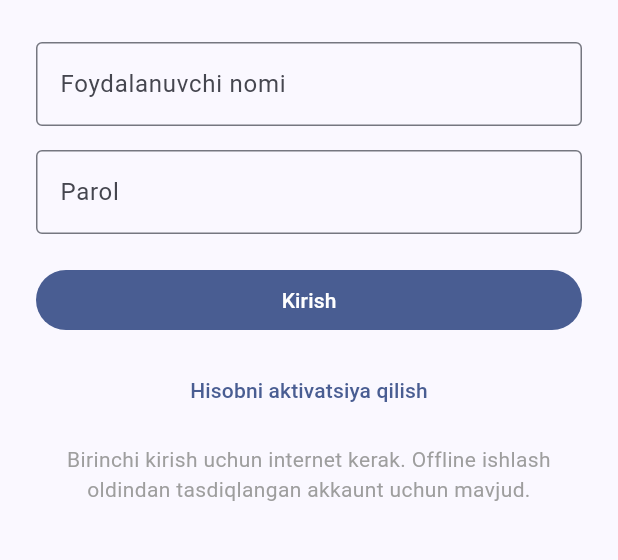
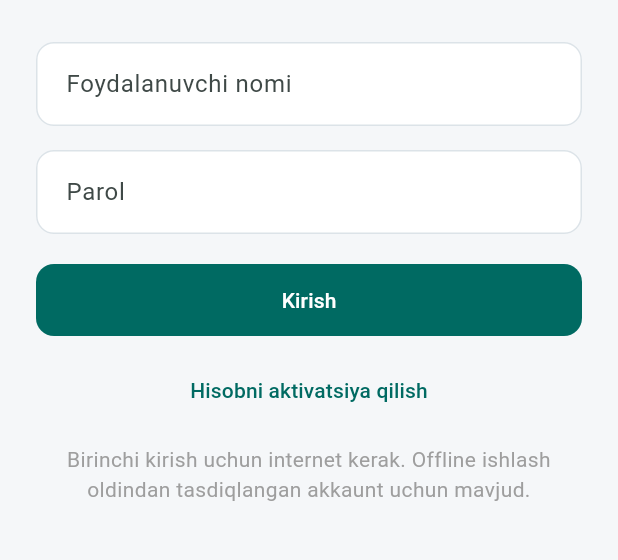
Before and after one commit to ErgashevMuhammadrizo/DukonBoshqaruv, a Flutter app: the screen it shows after launch, on a phone screen of 412 x 824 dp, the part 456-1016 px from its top. Run offline on Flutter 3.47's test engine with Material 3 defaults, Android fonts, the phone set to English and light mode, and no system bars; our stand-ins replace connectivity_plus, dio, flutter_riverpod, flutter_secure_storage, image_picker, permission_handler and 4 more; missing offline and left inert: dart:js_interop, dart:ui_web; accounts and stored records are empty.

Commit message:
version1.2.0

```diff
--- a/dokon_boshqaruv/lib/src/app.dart
+++ b/dokon_boshqaruv/lib/src/app.dart
@@ -84,10 +84,30 @@ class DokonApp extends StatelessWidget {
       title: 'Dokon Boshqaruv',
       debugShowCheckedModeBanner: false,
       theme: ThemeData(
-        colorScheme: ColorScheme.fromSeed(
-          seedColor: const Color(0xff165cdb),
+        useMaterial3: true,
+        colorScheme: ColorScheme.fromSeed(seedColor: const Color(0xFF126B63)),
+        scaffoldBackgroundColor: const Color(0xFFF5F7F9),
+        appBarTheme: const AppBarTheme(
+          backgroundColor: Colors.white, foregroundColor: Color(0xFF152D3B),
+          elevation: 0, centerTitle: false,
+          titleTextStyle: TextStyle(fontSize: 20, fontWeight: FontWeight.w700, color: Color(0xFF152D3B)),
         ),
-        useMaterial3: true,
+        inputDecorationTheme: InputDecorationTheme(
+          filled: true, fillColor: Colors.white,
+          contentPadding: const EdgeInsets.symmetric(horizontal: 16, vertical: 16),
+          border: OutlineInputBorder(borderRadius: BorderRadius.circular(12), borderSide: const BorderSide(color: Color(0xFFDCE3E8))),
+          enabledBorder: OutlineInputBorder(borderRadius: BorderRadius.circular(12), borderSide: const BorderSide(color: Color(0xFFDCE3E8))),
+        ),
+        filledButtonTheme: FilledButtonThemeData(style: FilledButton.styleFrom(
+          minimumSize: const Size(48, 48),
+          shape: RoundedRectangleBorder(borderRadius: BorderRadius.circular(12)),
+        )),
+        outlinedButtonTheme: OutlinedButtonThemeData(style: OutlinedButton.styleFrom(
+          minimumSize: const Size(48, 48),
+          shape: RoundedRectangleBorder(borderRadius: BorderRadius.circular(12)),
+        )),
+        dividerTheme: const DividerThemeData(color: Color(0xFFE2E8ED), thickness: 1),
+        navigationBarTheme: const NavigationBarThemeData(backgroundColor: Colors.white, elevation: 0),
       ),
       home: const Startup(),
     );
```
Also changed, not shown: dokon_boshqaruv/lib/src/screens/account_settings.dart (+65 -12 lines), 3 other files.
